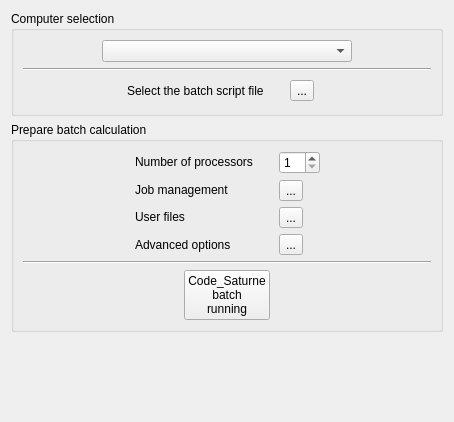
code-saturne/code_saturne, file gui/Pages/BatchRunningForm.ui: the form before one commit.
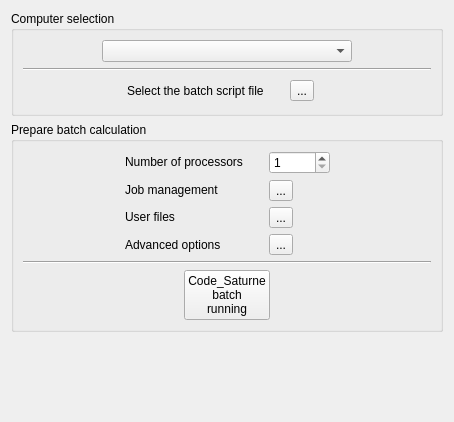
The form after the commit. Icons and pictures are not drawn.

Commit message: Allow a higher number of processors in the GUI.

Diff of the .ui file:
```diff
--- a/gui/Pages/BatchRunningForm.ui
+++ b/gui/Pages/BatchRunningForm.ui
@@ -236,7 +236,7 @@
              <widget class="QSpinBox" name="spinBoxProcs" >
               <property name="maximumSize" >
                <size>
-                <width>50</width>
+                <width>150</width>
                 <height>16777215</height>
                </size>
               </property>
@@ -244,7 +244,7 @@
                <number>1</number>
               </property>
               <property name="maximum" >
-               <number>32</number>
+               <number>32768</number>
               </property>
              </widget>
             </item>
```
The commit also changes 1 other file.
